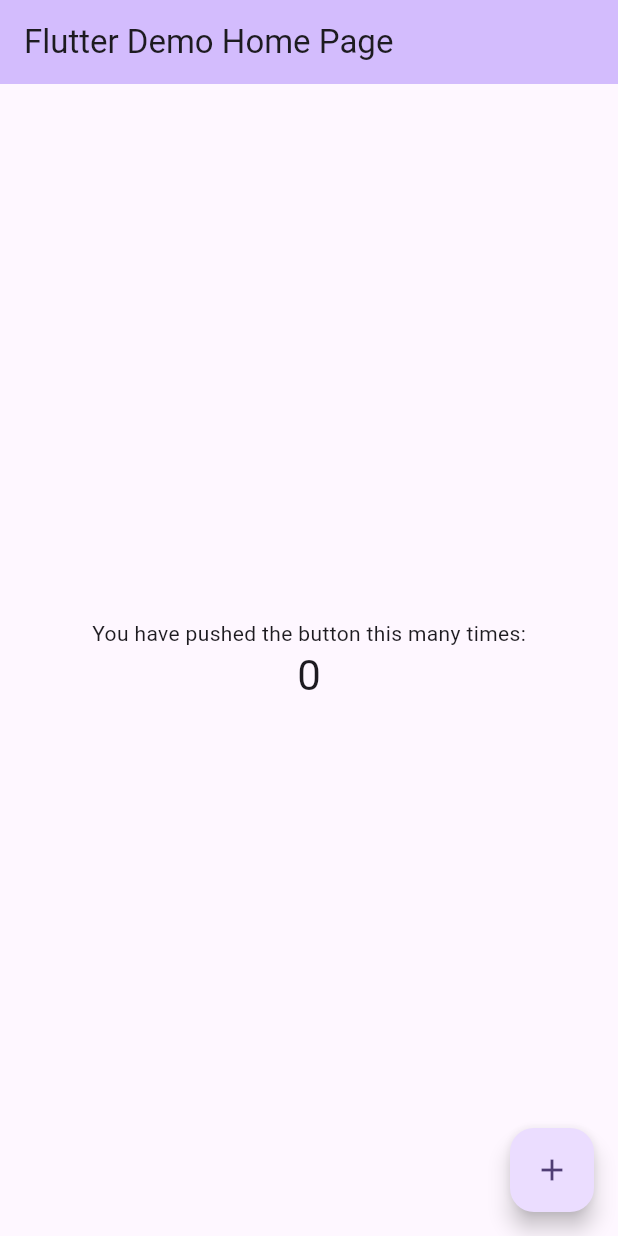
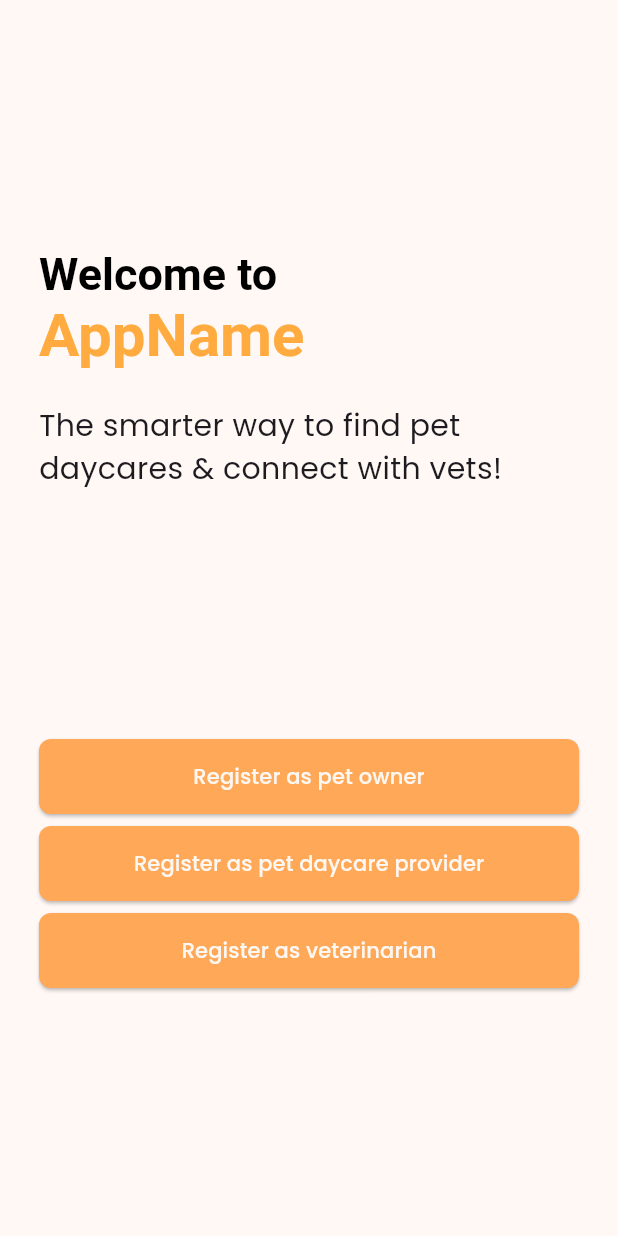
Before and after one commit to BryanEgbert/skripsi, a Flutter app: the screen it shows after launch, on a phone screen of 412 x 824 dp. Run offline on Flutter 3.47's test engine with Material 3 defaults, Android fonts, the phone set to English and light mode, and no system bars; our stand-ins replace google_fonts.

Commit message:
feat: welcome page

```diff
--- a/frontend/lib/main.dart
+++ b/frontend/lib/main.dart
@@ -1,125 +1,49 @@
 import 'package:flutter/material.dart';
+import 'package:frontend/widgets/welcome.dart';
+import 'package:google_fonts/google_fonts.dart';
 
 void main() {
-  runApp(const MyApp());
+  runApp(PetDaycareApp());
 }
 
-class MyApp extends StatelessWidget {
-  const MyApp({super.key});
+class PetDaycareApp extends StatelessWidget {
+  const PetDaycareApp({super.key});
 
-  // This widget is the root of your application.
   @override
   Widget build(BuildContext context) {
     return MaterialApp(
-      title: 'Flutter Demo',
+      debugShowCheckedModeBanner: false,
+      title: "Pet Daycare Search App",
       theme: ThemeData(
-        // This is the theme of your application.
-        //
-        // TRY THIS: Try running your application with "flutter run". You'll see
-        // the application has a purple toolbar. Then, without quitting the app,
-        // try changing the seedColor in the colorScheme below to Colors.green
-        // and then invoke "hot reload" (save your changes or press the "hot
-        // reload" button in a Flutter-supported IDE, or press "r" if you used
-        // the command line to start the app).
-        //
-        // Notice that the counter didn't reset back to zero; the application
-        // state is not lost during the reload. To reset the state, use hot
-        // restart instead.
-        //
-        // This works for code too, not just values: Most code changes can be
-        // tested with just a hot reload.
-        colorScheme: ColorScheme.fromSeed(seedColor: Colors.deepPurple),
-        useMaterial3: true,
+        primarySwatch: Colors.orange,
+        // primaryColor: Colors.orange,
+        // buttonTheme: ButtonThemeData(
+        //   buttonColor: Colors.orangeAccent,
+        //   shape: RoundedRectangleBorder(
+        //     borderRadius: BorderRadius.circular(8),
+        //   ),
+        // ),
+        colorScheme: ColorScheme.fromSeed(
+          seedColor: Colors.orange,
+          primary: Color.fromARGB(255, 255, 168, 88),
+          secondary: Color.fromARGB(255, 252, 232, 169),
+          tertiary: Color.fromARGB(255, 253, 247, 242),
+        ),
+        textTheme: GoogleFonts.poppinsTextTheme(
+          Theme.of(context).textTheme,
+        ),
+        elevatedButtonTheme: ElevatedButtonThemeData(
+          style: ElevatedButton.styleFrom(
+            shape: RoundedRectangleBorder(
+              borderRadius: BorderRadius.circular(8),
+            ),
+            backgroundColor: Color.fromARGB(255, 255, 168, 88),
+            foregroundColor: Color.fromARGB(255, 253, 247, 242),
+            minimumSize: Size(50, 50),
+          ),
+        ),
       ),
-      home: const MyHomePage(title: 'Flutter Demo Home Page'),
+      home: WelcomeWidget(),
     );
   }
 }
-
-class MyHomePage extends StatefulWidget {
-  const MyHomePage({super.key, required this.title});
-
-  // This widget is the home page of your application. It is stateful, meaning
-  // that it has a State object (defined below) that contains fields that affect
-  // how it looks.
-
-  // This class is the configuration for the state. It holds the values (in this
-  // case the title) provided by the parent (in this case the App widget) and
-  // used by the build method of the State. Fields in a Widget subclass are
-  // always marked "final".
-
-  final String title;
-
-  @override
-  State<MyHomePage> createState() => _MyHomePageState();
-}
-
-class _MyHomePageState extends State<MyHomePage> {
-  int _counter = 0;
-
-  void _incrementCounter() {
-    setState(() {
-      // This call to setState tells the Flutter framework that something has
-      // changed in this State, which causes it to rerun the build method below
-      // so that the display can reflect the updated values. If we changed
-      // _counter without calling setState(), then the build method would not be
-      // called again, and so nothing would appear to happen.
-      _counter++;
-    });
-  }
-
-  @override
-  Widget build(BuildContext context) {
-    // This method is rerun every time setState is called, for instance as done
-    // by the _incrementCounter method above.
-    //
-    // The Flutter framework has been optimized to make rerunning build methods
-    // fast, so that you can just rebuild anything that needs updating rather
-    // than having to individually change instances of widgets.
-    return Scaffold(
-      appBar: AppBar(
-        // TRY THIS: Try changing the color here to a specific color (to
-        // Colors.amber, perhaps?) and trigger a hot reload to see the AppBar
-        // change color while the other colors stay the same.
-        backgroundColor: Theme.of(context).colorScheme.inversePrimary,
-        // Here we take the value from the MyHomePage object that was created by
-        // the App.build method, and use it to set our appbar title.
-        title: Text(widget.title),
-      ),
-      body: Center(
-        // Center is a layout widget. It takes a single child and positions it
-        // in the middle of the parent.
-        child: Column(
-          // Column is also a layout widget. It takes a list of children and
-          // arranges them vertically. By default, it sizes itself to fit its
-          // children horizontally, and tries to be as tall as its parent.
-          //
-          // Column has various properties to control how it sizes itself and
-          // how it positions its children. Here we use mainAxisAlignment to
-          // center the children vertically; the main axis here is the vertical
-          // axis because Columns are vertical (the cross axis would be
-          // horizontal).
-          //
-          // TRY THIS: Invoke "debug painting" (choose the "Toggle Debug Paint"
-          // action in the IDE, or press "p" in the console), to see the
-          // wireframe for each widget.
-          mainAxisAlignment: MainAxisAlignment.center,
-          children: <Widget>[
-            const Text(
-              'You have pushed the button this many times:',
-            ),
-            Text(
-              '$_counter',
-              style: Theme.of(context).textTheme.headlineMedium,
-            ),
-          ],
-        ),
-      ),
-      floatingActionButton: FloatingActionButton(
-        onPressed: _incrementCounter,
-        tooltip: 'Increment',
-        child: const Icon(Icons.add),
-      ), // This trailing comma makes auto-formatting nicer for build methods.
-    );
-  }
-}
--- /dev/null
+++ b/frontend/lib/widgets/home.dart
@@ -0,0 +1,10 @@
+import 'package:flutter/material.dart';
+
+class HomeWidget extends StatelessWidget {
+  const HomeWidget({super.key});
+
+  @override
+  Widget build(BuildContext context) {
+    return const Placeholder();
+  }
+}
--- /dev/null
+++ b/frontend/lib/widgets/welcome.dart
@@ -0,0 +1,75 @@
+import 'package:flutter/material.dart';
+
+class WelcomeWidget extends StatefulWidget {
+  const WelcomeWidget({super.key});
+
+  @override
+  State<WelcomeWidget> createState() => _WelcomeWidgetState();
+}
+
+class _WelcomeWidgetState extends State<WelcomeWidget> {
+  @override
+  Widget build(BuildContext context) {
+    return SafeArea(
+      child: Scaffold(
+        body: Container(
+          margin: EdgeInsets.symmetric(horizontal: 26),
+          child: Column(
+            mainAxisAlignment: MainAxisAlignment.spaceEvenly,
+            children: [
+              Column(
+                crossAxisAlignment: CrossAxisAlignment.start,
+                spacing: -25,
+                children: [
+                  RichText(
+                    textAlign: TextAlign.start,
+                    text: TextSpan(
+                      text: "Welcome to\n",
+                      style: TextStyle(
+                        color: Colors.black,
+                        fontSize: 30,
+                        fontWeight: FontWeight.bold,
+                      ),
+                      children: [
+                        TextSpan(
+                          text: "AppName\n",
+                          style: TextStyle(
+                            color: Colors.orangeAccent,
+                            fontWeight: FontWeight.bold,
+                            fontSize: 40,
+                          ),
+                        ),
+                      ],
+                    ),
+                  ),
+                  Text(
+                    "The smarter way to find pet daycares & connect with vets!",
+                    style: TextStyle(fontSize: 20),
+                  ),
+                ],
+              ),
+              Column(
+                crossAxisAlignment: CrossAxisAlignment.stretch,
+                spacing: 8,
+                children: [
+                  ElevatedButton(
+                    onPressed: () {},
+                    child: const Text("Register as pet owner"),
+                  ),
+                  ElevatedButton(
+                    onPressed: () {},
+                    child: const Text("Register as pet daycare provider"),
+                  ),
+                  ElevatedButton(
+                    onPressed: () {},
+                    child: const Text("Register as veterinarian"),
+                  ),
+                ],
+              ),
+            ],
+          ),
+        ),
+      ),
+    );
+  }
+}
--- a/frontend/pubspec.yaml
+++ b/frontend/pubspec.yaml
@@ -34,6 +34,7 @@ dependencies:
   # The following adds the Cupertino Icons font to your application.
   # Use with the CupertinoIcons class for iOS style icons.
   cupertino_icons: ^1.0.8
+  google_fonts: ^6.2.1
 
 dev_dependencies:
   flutter_test:
```
Also changed, not shown: frontend/pubspec.lock, 2 other files.
